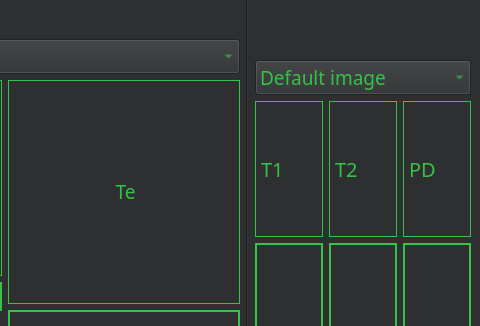
This is UI/Task1.ui in Abanoob-Meseha/MRI_Simulator as Qt 5 draws it before an edit; both pictures show x 716 to 1196 and y 294 to 620 of the 1196 by 704 pixel window. The edited form follows.
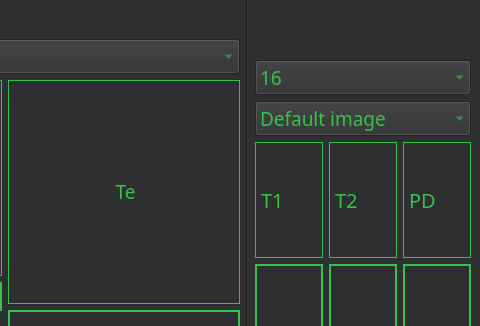
This is the edited form.

Commit message: Phantom with 3 sizes 16,32,64 connected with combobox

```diff
--- a/UI/Task1.ui
+++ b/UI/Task1.ui
@@ -365,6 +365,38 @@
       </item>
       <item>
        <layout class="QVBoxLayout" name="verticalLayout_6">
+       <item>
+         <widget class="QComboBox" name="phantomSize_comboBox">
+          <property name="font">
+           <font>
+            <family>Franklin Gothic Demi</family>
+            <pointsize>14</pointsize>
+            <weight>50</weight>
+            <italic>false</italic>
+            <bold>false</bold>
+           </font>
+          </property>
+          <property name="styleSheet">
+           <string notr="true">color: rgb(54, 193, 71);
+font: 14pt &quot;Franklin Gothic Demi&quot;;</string>
+          </property>
+          <item>
+           <property name="text">
+            <string>16</string>
+           </property>
+          </item>
+          <item>
+           <property name="text">
+            <string>32</string>
+           </property>
+          </item>
+          <item>
+           <property name="text">
+            <string>64</string>
+           </property>
+          </item>
+         </widget>
+        </item>
         <item>
          <widget class="QComboBox" name="comboBox">
           <property name="font">
```
The commit also changes 7 other files.
